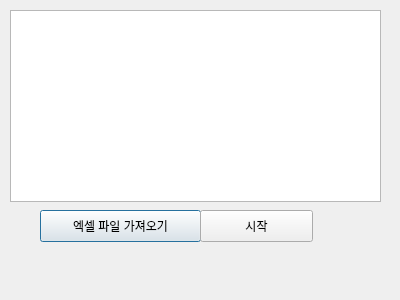
Above: untitled.ui from kkong0123/map-project before the change. Below: the same form after it.
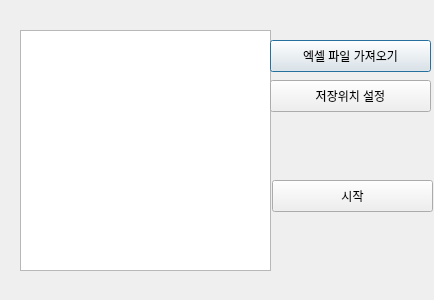
That is the form after the change.

```diff
--- a/untitled.ui
+++ b/untitled.ui
@@ -6,7 +6,7 @@
    <rect>
     <x>0</x>
     <y>0</y>
-    <width>400</width>
+    <width>434</width>
     <height>300</height>
    </rect>
   </property>
@@ -16,18 +16,18 @@
   <widget class="QTextBrowser" name="textBrowser">
    <property name="geometry">
     <rect>
-     <x>10</x>
-     <y>10</y>
-     <width>371</width>
-     <height>192</height>
+     <x>20</x>
+     <y>30</y>
+     <width>251</width>
+     <height>241</height>
     </rect>
    </property>
   </widget>
   <widget class="QPushButton" name="pushButton">
    <property name="geometry">
     <rect>
-     <x>40</x>
-     <y>210</y>
+     <x>270</x>
+     <y>40</y>
      <width>161</width>
      <height>32</height>
     </rect>
@@ -39,9 +39,9 @@
   <widget class="QPushButton" name="pushButton_2">
    <property name="geometry">
     <rect>
-     <x>200</x>
-     <y>210</y>
-     <width>113</width>
+     <x>272</x>
+     <y>180</y>
+     <width>161</width>
      <height>32</height>
     </rect>
    </property>
@@ -49,6 +49,19 @@
     <string>시작</string>
    </property>
   </widget>
+  <widget class="QPushButton" name="pushButton_3">
+   <property name="geometry">
+    <rect>
+     <x>270</x>
+     <y>80</y>
+     <width>161</width>
+     <height>32</height>
+    </rect>
+   </property>
+   <property name="text">
+    <string>저장위치 설정</string>
+   </property>
+  </widget>
  </widget>
  <resources/>
  <connections/>
```
